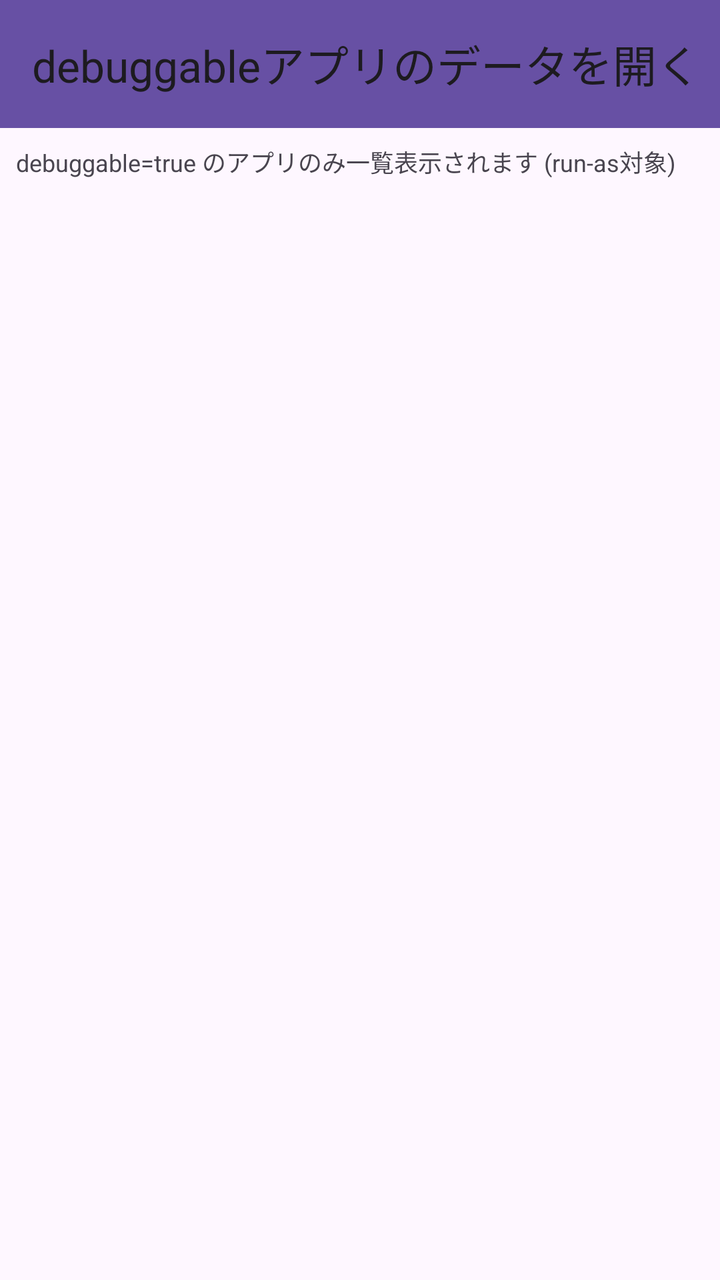
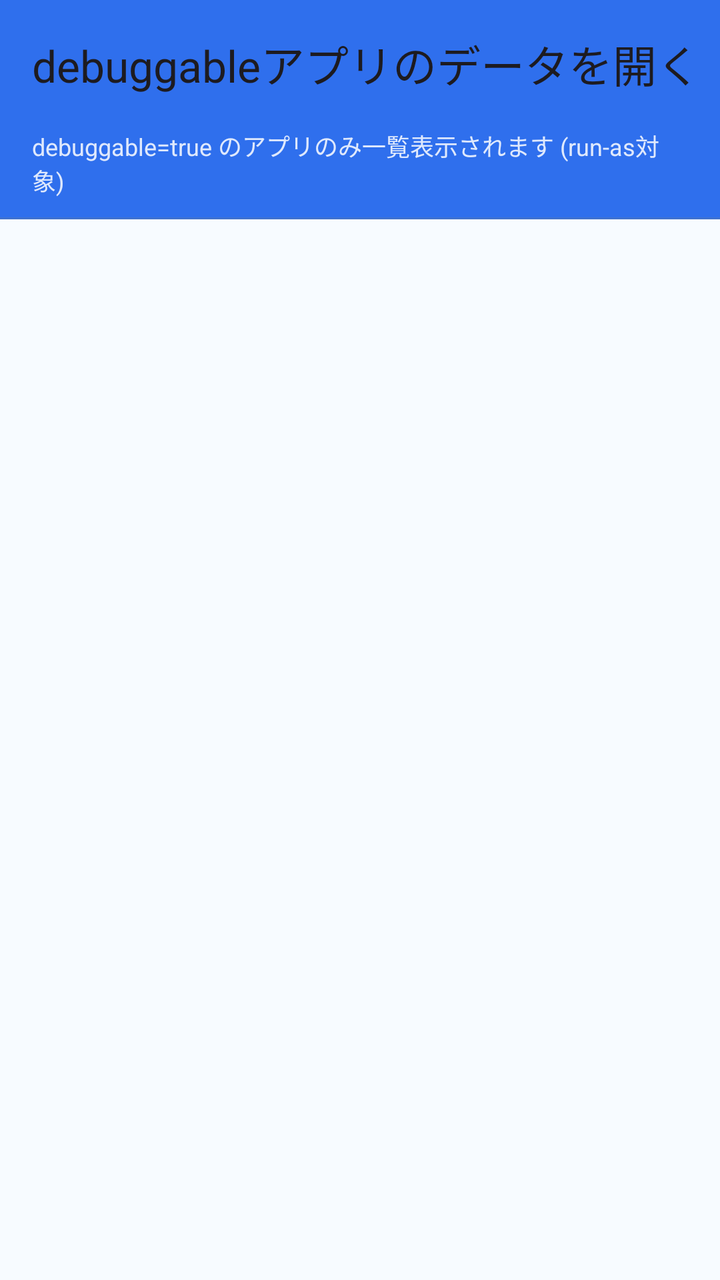

Compare the two renders of this Android layout. The source of the first and the diff that turns it into the second are given below.
<!-- AndroidManifest.xml: application theme Theme.PrivFileManager -->
<!-- res/layout/activity_app_data.xml -->
<?xml version="1.0" encoding="utf-8"?>
<LinearLayout xmlns:android="http://schemas.android.com/apk/res/android"
    xmlns:app="http://schemas.android.com/apk/res-auto"
    android:layout_width="match_parent"
    android:layout_height="match_parent"
    android:orientation="vertical">

    <com.google.android.material.appbar.MaterialToolbar
        android:id="@+id/appDataToolbar"
        android:layout_width="match_parent"
        android:layout_height="?attr/actionBarSize"
        android:background="?attr/colorPrimary"
        android:titleTextColor="@android:color/white"
        app:title="@string/menu_app_data" />

    <TextView
        android:layout_width="match_parent"
        android:layout_height="wrap_content"
        android:padding="8dp"
        android:textSize="12sp"
        android:text="debuggable=true のアプリのみ一覧表示されます (run-as対象)" />

    <androidx.recyclerview.widget.RecyclerView
        android:id="@+id/appListView"
        android:layout_width="match_parent"
        android:layout_height="0dp"
        android:layout_weight="1" />

</LinearLayout>
<!-- resources referenced by this layout -->
<resources>
  <string name="menu_app_data">debuggableアプリのデータを開く</string>
  <style name="Theme.PrivFileManager" parent="Theme.Material3.DayNight.NoActionBar" />
</resources>

<!-- the commit's change to res/layout/activity_app_data.xml (unified diff, before → after) -->
@@ -3,27 +3,44 @@
     xmlns:app="http://schemas.android.com/apk/res-auto"
     android:layout_width="match_parent"
     android:layout_height="match_parent"
-    android:orientation="vertical">
+    android:orientation="vertical"
+    android:background="@color/bg_base">
 
-    <com.google.android.material.appbar.MaterialToolbar
-        android:id="@+id/appDataToolbar"
-        android:layout_width="match_parent"
-        android:layout_height="?attr/actionBarSize"
-        android:background="?attr/colorPrimary"
-        android:titleTextColor="@android:color/white"
-        app:title="@string/menu_app_data" />
-
-    <TextView
+    <LinearLayout
         android:layout_width="match_parent"
         android:layout_height="wrap_content"
-        android:padding="8dp"
-        android:textSize="12sp"
-        android:text="debuggable=true のアプリのみ一覧表示されます (run-as対象)" />
+        android:orientation="vertical"
+        android:background="@color/chrome_tint">
+
+        <com.google.android.material.appbar.MaterialToolbar
+            android:id="@+id/appDataToolbar"
+            android:layout_width="match_parent"
+            android:layout_height="?attr/actionBarSize"
+            android:background="@android:color/transparent"
+            android:titleTextColor="@color/text_on_chrome"
+            app:title="@string/menu_app_data" />
+
+        <TextView
+            android:layout_width="match_parent"
+            android:layout_height="wrap_content"
+            android:paddingHorizontal="16dp"
+            android:paddingBottom="10dp"
+            android:textSize="12sp"
+            android:textColor="@color/text_on_chrome"
+            android:alpha="0.85"
+            android:text="debuggable=true のアプリのみ一覧表示されます (run-as対象)" />
+
+        <View
+            android:layout_width="match_parent"
+            android:layout_height="1dp"
+            android:background="@color/chrome_edge_highlight" />
+    </LinearLayout>
 
     <androidx.recyclerview.widget.RecyclerView
         android:id="@+id/appListView"
         android:layout_width="match_parent"
         android:layout_height="0dp"
-        android:layout_weight="1" />
+        android:layout_weight="1"
+        android:background="@color/content_surface" />
 
 </LinearLayout>
<!-- resource entries referenced after the edit -->
@@ -1,6 +1,24 @@
 <!-- resources referenced by this layout -->
 <resources>
+  <color name="bg_base">#EAF5FF</color>
+  <color name="chrome_edge_highlight">#4D64748B</color>
+  <color name="chrome_tint">#2F6FED</color>
+  <color name="content_surface">#F7FBFF</color>
+  <color name="text_on_chrome">#FFFFFFFF</color>
   <string name="menu_app_data">debuggableアプリのデータを開く</string>
-  <style name="Theme.PrivFileManager" parent="Theme.Material3.DayNight.NoActionBar" />
+  <style name="Theme.PrivFileManager" parent="Theme.Material3.DayNight.NoActionBar">
+          <item name="android:windowLightStatusBar">true</item>
+          <item name="android:statusBarColor">@color/chrome_tint</item>
+          <item name="android:windowBackground">@color/bg_base</item>
+          <item name="colorPrimary">@color/chrome_tint</item>
+          <item name="colorOnPrimary">@color/text_on_chrome</item>
+          <item name="colorSurface">@color/content_surface</item>
+          <item name="colorOnSurface">@color/text_primary</item>
+          <item name="colorControlHighlight">@color/state_pressed</item>
+          
+          <item name="elevationOverlayEnabled">false</item>
+      </style>
+  <color name="text_primary">#1B2430</color>
+  <color name="state_pressed">#332F6FED</color>
 </resources>
 
